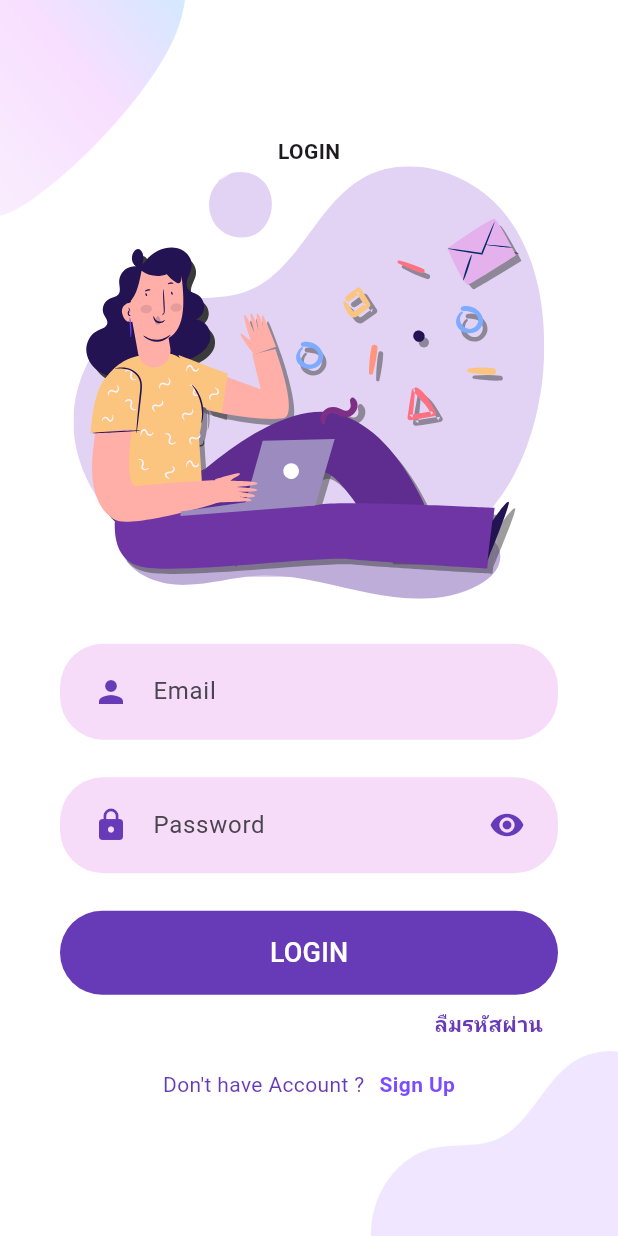
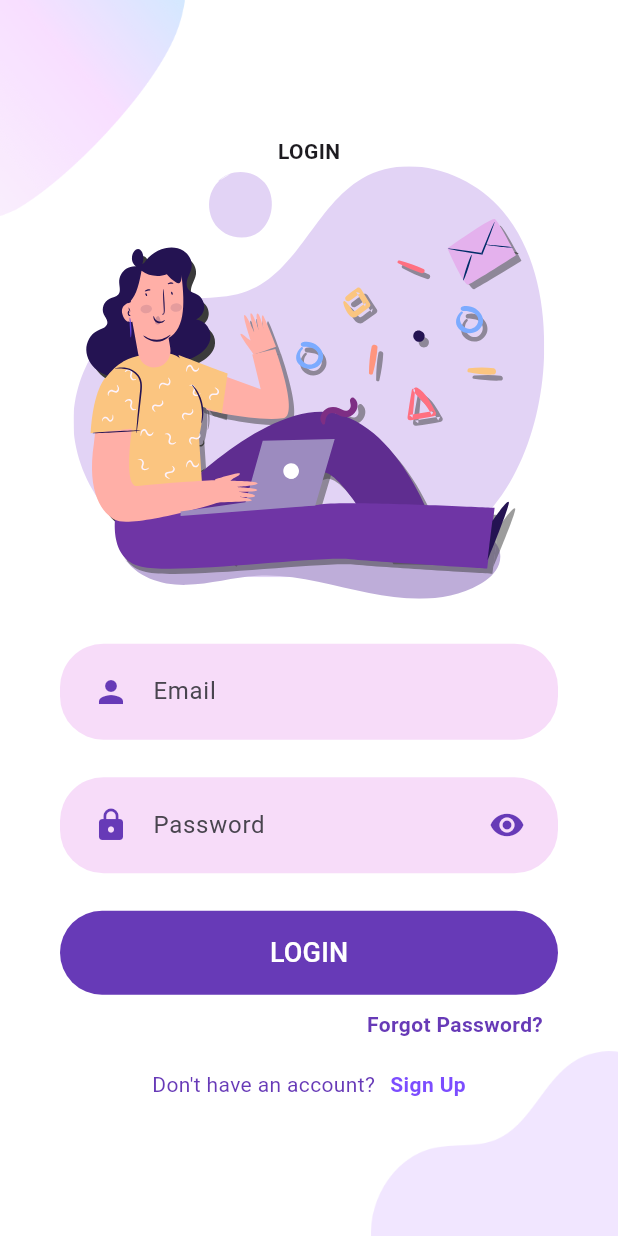
Before and after one commit to peerapattop/posmobile-flutter, a Flutter app: the screen it shows after launch, after a tap on "LOGIN", on a phone screen of 412 x 824 dp. Run offline on Flutter 3.47's test engine with Material 3 defaults, Android fonts, the phone set to English and light mode, and no system bars; our stand-ins replace awesome_snackbar_content, flutter_svg, iconsax; network calls fail.

Commit message:
connect api login and minor change

```diff
--- a/lib/screens/login_screen.dart
+++ b/lib/screens/login_screen.dart
@@ -1,15 +1,73 @@
+import 'dart:io';
+
 import 'package:flutter/material.dart';
-import 'package:flutter_svg/svg.dart';
 import 'package:flutter_svg/flutter_svg.dart';
 import 'package:posmobile/screens/forgotpassword_screen.dart';
 import 'package:posmobile/screens/menu_screen.dart';
 import 'package:posmobile/screens/signup_screen.dart';
+import 'package:awesome_snackbar_content/awesome_snackbar_content.dart';
 
+import '../services/api_service.dart';
+import '../services/login_service.dart';
 import '../widgets/custom_button.dart';
 import '../widgets/custom_input.dart';
+import '../widgets/snack_bar.dart';
 
-class Login extends StatelessWidget {
+class Login extends StatefulWidget {
   const Login({super.key});
+
+  @override
+  State<Login> createState() => _LoginState();
+}
+
+class _LoginState extends State<Login> {
+  final _formKey = GlobalKey<FormState>();
+  final _emailController = TextEditingController();
+  final _passwordController = TextEditingController();
+
+  late LoginService _loginService;
+
+  @override
+  void initState() {
+    super.initState();
+    final apiService = ApiService('http://192.168.1.137:3000/api');
+    _loginService = LoginService(apiService);
+  }
+
+  Future<void> _login() async {
+    if (_formKey.currentState?.validate() ?? false) {
+      final data = {
+        'email': _emailController.text.trim(),
+        'password': _passwordController.text.trim(),
+      };
+
+      try {
+        final result = await _loginService.login(data);
+
+        if (result['success'] == true) {
+          Navigator.pushReplacement(
+            context,
+            MaterialPageRoute(builder: (context) => const Menu()),
+          );
+        } else {
+          CustomSnackBar.show(
+            context,
+            title: 'Login Failed',
+            message: result['message'] ?? 'Unknown error occurred',
+            contentType: ContentType.failure,
+          );
+        }
+      } catch (e) {
+        // จัดการข้อผิดพลาดของการเชื่อมต่อ API
+        CustomSnackBar.show(
+          context,
+          title: 'Login Failed',
+          message: 'An error occurred. Please try again later.',
+          contentType: ContentType.failure,
+        );
+      }
+    }
+  }
 
   @override
   Widget build(BuildContext context) {
@@ -38,7 +96,9 @@ class Login extends StatelessWidget {
                   width: size.width * 0.4,
                 ),
               ),
-              Column(
+              Form(
+                key: _formKey,
+                child: Column(
                   crossAxisAlignment: CrossAxisAlignment.center,
                   mainAxisAlignment: MainAxisAlignment.center,
                   children: [
@@ -49,22 +109,23 @@ class Login extends StatelessWidget {
                     SvgPicture.asset("assets/icons/login.svg",
                         height: size.height * 0.35),
                     const SizedBox(height: 30),
-                  const Padding(
-                    padding: EdgeInsets.only(right: 40, left: 40, bottom: 25),
+                    Padding(
+                      padding: const EdgeInsets.only(right: 40, left: 40, bottom: 25),
                       child: CustomInput(
+                        controller: _emailController,
                         prefixIcon: Icons.person,
                         hintText: 'Email',
                         keyboardType: TextInputType.emailAddress,
                       ),
                     ),
-                  const Padding(
-                    padding: EdgeInsets.only(right: 40, left: 40),
+                    Padding(
+                      padding: const EdgeInsets.only(right: 40, left: 40),
                       child: CustomInput(
+                        controller: _passwordController,
                         obscureText: true,
                         prefixIcon: Icons.lock,
                         suffixIcon: Icons.visibility,
                         hintText: 'Password',
-                      keyboardType: TextInputType.emailAddress,
                       ),
                     ),
                     Padding(
@@ -72,14 +133,7 @@ class Login extends StatelessWidget {
                           right: 40, left: 40, top: 25, bottom: 10),
                       child: CustomButton(
                         text: 'LOGIN',
-                      onPressed: () {
-                        Navigator.push(
-                          context,
-                          MaterialPageRoute(
-                            builder: (context) => const Menu(),
-                          ),
-                        );
-                      },
+                        onPressed: _login,
                       ),
                     ),
                     Padding(
@@ -97,7 +151,7 @@ class Login extends StatelessWidget {
                               );
                             },
                             child: const Text(
-                            'ลืมรหัสผ่าน',
+                              'Forgot Password?',
                               style: TextStyle(
                                 color: Colors.deepPurple,
                                 fontWeight: FontWeight.bold,
@@ -112,7 +166,7 @@ class Login extends StatelessWidget {
                       mainAxisAlignment: MainAxisAlignment.center,
                       children: <Widget>[
                         const Text(
-                        "Don't have Account ?",
+                          "Don't have an account?",
                           style: TextStyle(color: Colors.deepPurple),
                         ),
                         const SizedBox(width: 10),
@@ -136,6 +190,7 @@ class Login extends StatelessWidget {
                     )
                   ],
                 ),
+              )
             ],
           ),
         ),
--- a/lib/screens/signup_screen.dart
+++ b/lib/screens/signup_screen.dart
@@ -61,9 +61,9 @@ class _RegisterState extends State<SignUp> {
       });
       hasError = true;
     }
-    if (_passwordController.text.length < 6) {
+    if (_passwordController.text.length < 8) {
       setState(() {
-        _passwordError = 'Password must be at least 6 characters';
+        _passwordError = 'Password must be at least 8 characters';
       });
       hasError = true;
     }
--- /dev/null
+++ b/lib/services/login_service.dart
@@ -0,0 +1,16 @@
+import 'api_service.dart';
+
+class LoginService {
+  final ApiService _apiService;
+
+  LoginService(this._apiService);
+
+  Future<Map<String, dynamic>> login(Map<String, dynamic> data) async {
+    try {
+      final result = await _apiService.post('/user/login', data);
+      return result;
+    } catch (e) {
+      throw Exception('Failed to login user: $e');
+    }
+  }
+}
```
Lines whose indentation alone changed are shown as unchanged.
